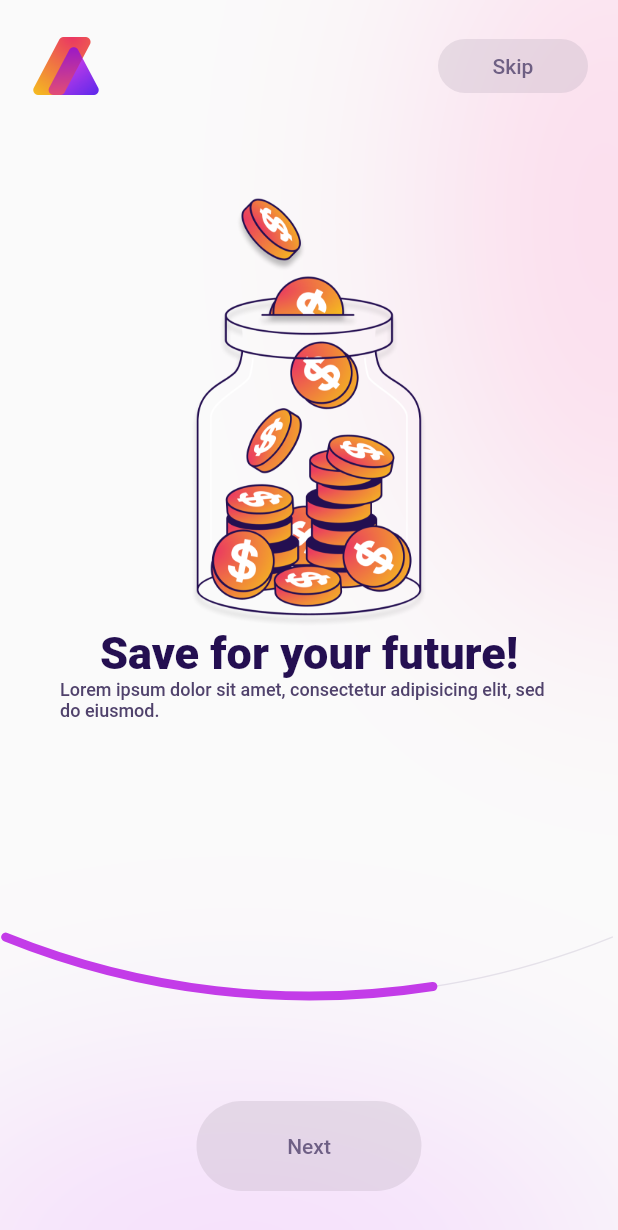
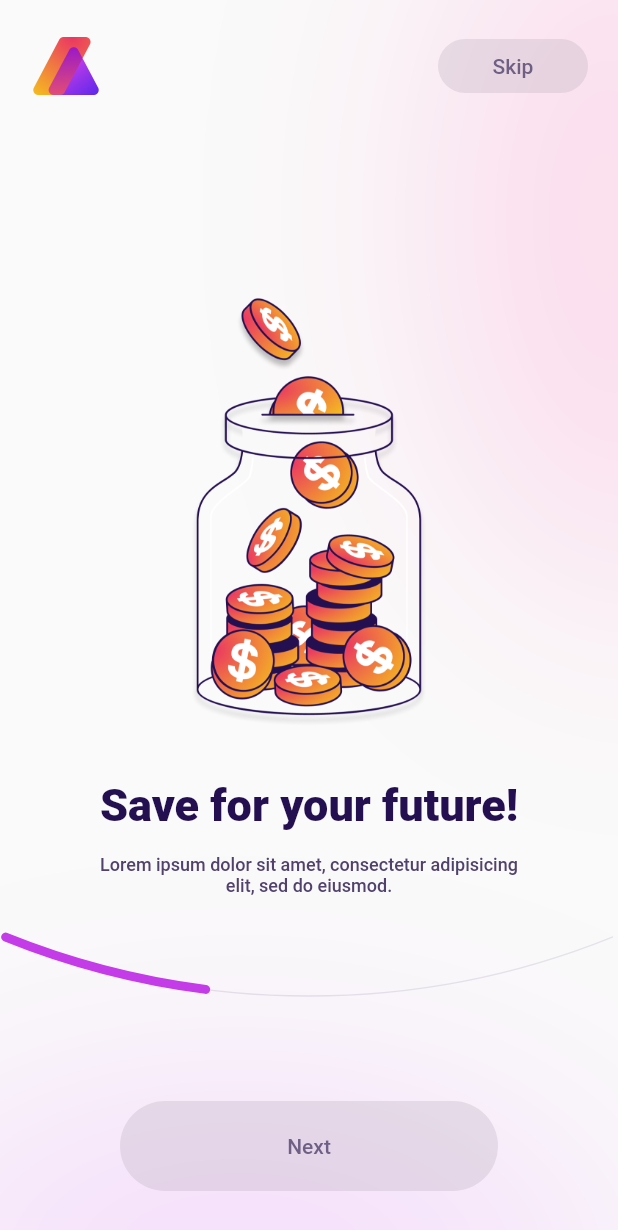
Before and after one commit to nothing628/letify, a Flutter app: the ProductTour screen opened by its route, on a phone screen of 412 x 824 dp. Shown: the top 1230 px of the screen. Run offline on Flutter 3.47's test engine with Material 2 defaults, Android fonts, the phone set to English and light mode, and no system bars; missing offline and left inert: dart:html.

Commit message:
bind value progress

```diff
--- a/lib/screen/product_tour_screen.dart
+++ b/lib/screen/product_tour_screen.dart
@@ -14,7 +14,9 @@ class ProductTour extends StatelessWidget {
       body: Stack(
         children: [
           const BlurredBackground(),
-          const CircleProgress(),
+          const CircleProgress(
+            progress: 1 / 3,
+          ),
           Center(
             child: Column(
               children: [
@@ -45,36 +47,45 @@ class ProductTour extends StatelessWidget {
                 ),
                 Flexible(
                   flex: 1,
-                  child: Padding(
-                    padding: const EdgeInsets.symmetric(
-                        vertical: 40, horizontal: 40),
+                  child: SizedBox(
+                      width: 300,
+                      height: double.infinity,
                       child: Column(
+                        mainAxisAlignment: MainAxisAlignment.center,
                         children: [
-                        Image.asset(
+                          Padding(
+                            child: Image.asset(
                               'assets/images/illustration_1.png',
                               scale: 0.1,
                               height: 290,
                             ),
-                        const Text(
+                            padding: const EdgeInsets.only(bottom: 35),
+                          ),
+                          const Padding(
+                            child: Text(
                               'Save for your future!',
+                              textAlign: TextAlign.center,
                               style: TextStyle(
                                   color: Color.fromRGBO(36, 15, 81, 1),
                                   fontSize: 30,
                                   fontWeight: FontWeight.w800),
                             ),
+                            padding: EdgeInsets.only(bottom: 15),
+                          ),
                           const Text(
                               'Lorem ipsum dolor sit amet, consectetur adipisicing elit, sed do eiusmod.',
+                              textAlign: TextAlign.center,
                               style: TextStyle(
                                   color: Color.fromRGBO(80, 66, 108, 1),
                                   fontSize: 12,
                                   fontWeight: FontWeight.w500))
                         ],
-                    ),
-                  ),
+                      )),
                 ),
                 Padding(
                   padding:
-                      const EdgeInsets.symmetric(vertical: 30, horizontal: 60),
+                      const EdgeInsets.symmetric(vertical: 30, horizontal: 80),
+                  child: SizedBox(
                     child: ElevatedButton(
                       style: ElevatedButton.styleFrom(
                         elevation: 0,
@@ -85,8 +96,10 @@ class ProductTour extends StatelessWidget {
                       ),
                       onPressed: () {},
                       child: const Text('Next',
-                        style:
-                            TextStyle(color: Color.fromRGBO(80, 66, 108, 0.8))),
+                          style: TextStyle(
+                              color: Color.fromRGBO(80, 66, 108, 0.8))),
+                    ),
+                    width: double.infinity,
                   ),
                 )
               ],
--- a/lib/widgets/circle_progress.dart
+++ b/lib/widgets/circle_progress.dart
@@ -2,6 +2,10 @@ import 'package:flutter/material.dart';
 import 'dart:math';
 
 class _CircleProgressPainter extends CustomPainter {
+  final double progress;
+
+  const _CircleProgressPainter({required this.progress}) : super();
+
   double getAngle(double width, double height) {
     double halfWidth = width / 2;
     double angle = 2 * atan(height / halfWidth);
@@ -45,7 +49,7 @@ class _CircleProgressPainter extends CustomPainter {
     double d = r * 2;
     double t = getYPosition(d, b, size.height - 200);
     double startAngle = getStartAngle(size.width, b);
-    double sweepAngle = getSweepAngle(size.width, b, 0.7);
+    double sweepAngle = getSweepAngle(size.width, b, progress);
     double fullSweepAngle = getSweepAngle(size.width, b, 1);
 
     Rect myCanvasSize = Rect.fromLTWH((d - size.width) * -0.5, t, d, d);
@@ -69,27 +73,19 @@ class _CircleProgressPainter extends CustomPainter {
   }
 }
 
-class CircleProgress extends StatefulWidget {
-  const CircleProgress({Key? key}) : super(key: key);
+class CircleProgress extends StatelessWidget {
+  final double progress;
 
-  @override
-  State<CircleProgress> createState() => _CircleProgress();
-}
-
-class _CircleProgress extends State<CircleProgress> {
-  // int _progress = 50;
-
-  // void _incrementCounter() {
-  //   setState(() {
-  //     _progress++;
-  //   });
-  // }
+  const CircleProgress({
+    required this.progress,
+    Key? key,
+  }) : super(key: key);
 
   @override
   Widget build(BuildContext context) {
     return CustomPaint(
       child: const Center(),
-      painter: _CircleProgressPainter(),
+      painter: _CircleProgressPainter(progress: progress),
     );
   }
 }
```
Lines whose indentation alone changed are shown as unchanged.
